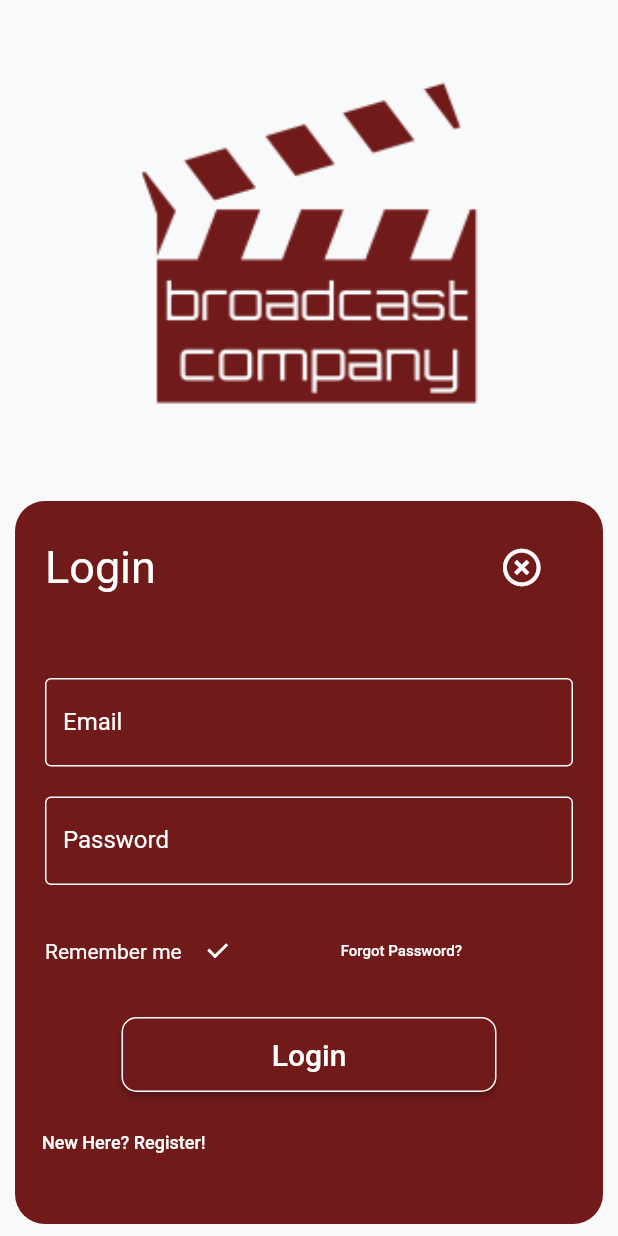
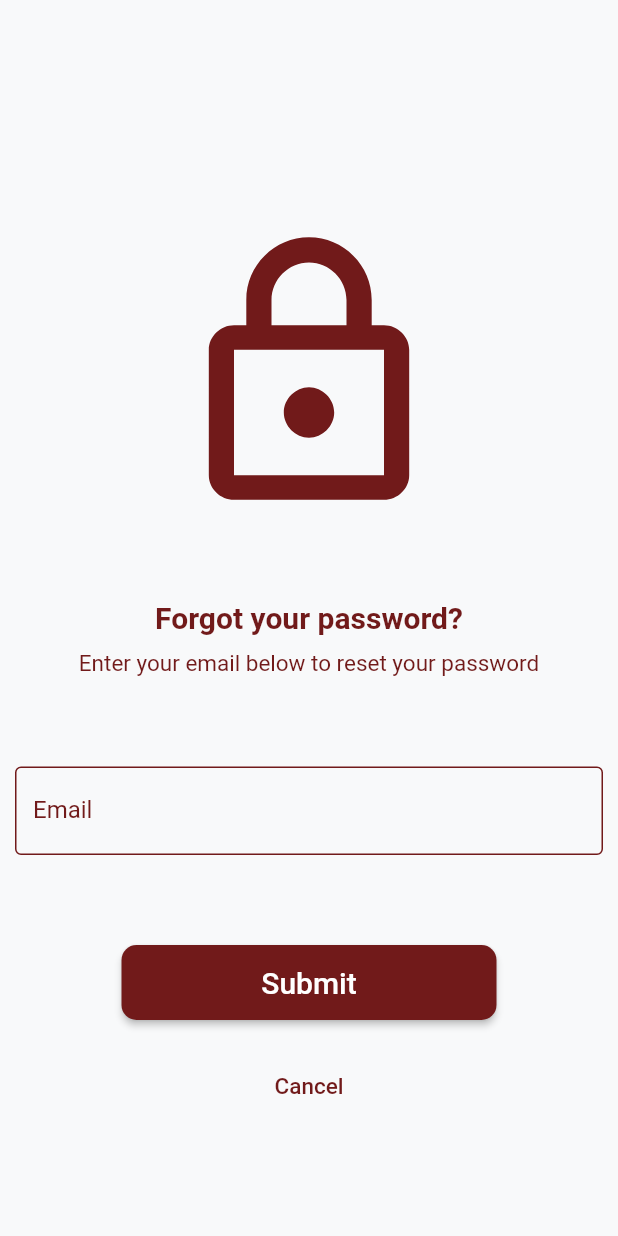
Before and after one commit to J4ngel/Broadcast_movie, a Flutter app: the Login screen opened directly, after a tap on "Forgot Password?", on a phone screen of 412 x 824 dp. Run offline on Flutter 3.47's test engine with Material 2 defaults, Android fonts, the light colour scheme and no system bars; our stand-ins replace get, shared_preferences; accounts and stored records are empty.

Commit message:
Add: forgot_password page and navigation to login

```diff
--- a/lib/main.dart
+++ b/lib/main.dart
@@ -1,5 +1,6 @@
 import 'package:broadcast_movie/controllers/near_me_controller.dart';
 import 'package:broadcast_movie/providers/theme.dart';
+import 'package:broadcast_movie/ui/pages/splash/splash.dart';
 import 'package:flutter/material.dart';
 import 'package:get/get.dart';
 import 'package:provider/provider.dart';
@@ -43,7 +44,7 @@ class _MyAppState extends State<MyApp> {
         debugShowCheckedModeBanner: false,
         title: 'broadcast company',
         home: Scaffold(
-          body: NavagationBar(),
+          body: SplashScreen(),
         ),
       ),
     );
--- /dev/null
+++ b/lib/ui/pages/forgot_password/forgot_password.dart
@@ -0,0 +1,127 @@
+import 'package:broadcast_movie/ui/pages/login/login.dart';
+import 'package:broadcast_movie/providers/theme.dart';
+import 'package:provider/provider.dart';
+import 'package:flutter/material.dart';
+import 'package:get/get.dart';
+
+class ForgotPassword extends StatefulWidget {
+  const ForgotPassword({Key? key}) : super(key: key);
+
+  @override
+  _ForgotPasswordState createState() => _ForgotPasswordState();
+}
+
+class _ForgotPasswordState extends State<ForgotPassword> {
+  @override
+  Widget build(BuildContext context) {
+    final currentTheme = Provider.of<ThemeProvider>(context);
+    return Scaffold(
+        backgroundColor: currentTheme.isDarkTheme()
+            ? const Color(0XFF262D31)
+            : const Color(0XFFF8F9FA),
+        body: SingleChildScrollView(
+          child: Center(
+            child: Column(children: [
+              const SizedBox(height: 150),
+              Icon(
+                Icons.lock_outlined,
+                size: 200,
+                color: currentTheme.isDarkTheme()
+                    ? Colors.white
+                    : const Color(0xff711A1A),
+              ),
+              const SizedBox(height: 50),
+              Text(
+                'Forgot your password?',
+                style: TextStyle(
+                    color: currentTheme.isDarkTheme()
+                        ? Colors.white
+                        : const Color(0xff711A1A),
+                    fontSize: 20.0,
+                    fontWeight: FontWeight.bold),
+              ),
+              const SizedBox(height: 10),
+              Text(
+                'Enter your email below to reset your password',
+                textAlign: TextAlign.center,
+                style: TextStyle(
+                    color: currentTheme.isDarkTheme()
+                        ? Colors.white
+                        : const Color(0xff711A1A),
+                    fontSize: 15.0),
+              ),
+              const SizedBox(height: 50),
+              Padding(
+                padding: const EdgeInsets.all(10.0),
+                child: TextField(
+                  cursorColor: currentTheme.isDarkTheme()
+                      ? Colors.white
+                      : const Color(0xff711A1A),
+                  style: TextStyle(
+                    color: currentTheme.isDarkTheme()
+                        ? Colors.white
+                        : const Color(0xff711A1A),
+                  ),
+                  decoration: InputDecoration(
+                      fillColor: Colors.white,
+                      focusedBorder: OutlineInputBorder(
+                          borderSide: BorderSide(
+                        color: currentTheme.isDarkTheme()
+                            ? Colors.white
+                            : const Color(0xff711A1A),
+                      )),
+                      enabledBorder: OutlineInputBorder(
+                          borderSide: BorderSide(
+                        color: currentTheme.isDarkTheme()
+                            ? Colors.white
+                            : const Color(0xff711A1A),
+                      )),
+                      labelText: 'Email',
+                      labelStyle: TextStyle(
+                        color: currentTheme.isDarkTheme()
+                            ? Colors.white
+                            : const Color(0xff711A1A),
+                      ),
+                      hintText: 'example@mail.com'),
+                ),
+              ),
+              const SizedBox(height: 50),
+              ElevatedButton(
+                child: const Text(
+                  "Submit",
+                  style: TextStyle(color: Colors.white, fontSize: 20.0),
+                ),
+                style: ElevatedButton.styleFrom(
+                    primary: currentTheme.isDarkTheme()
+                        ? const Color(0xff085373)
+                        : const Color(0xff711A1A),
+                    shape: RoundedRectangleBorder(
+                        borderRadius: BorderRadius.circular(10)),
+                    // padding: const EdgeInsets.all(10),
+                    fixedSize: const Size(250.0, 50.0)),
+                onPressed: () {
+                  Get.to(() => const Login());
+                },
+              ),
+              const SizedBox(height: 20),
+              TextButton(
+                onPressed: () {
+                  // ignore: todo
+                  // TODO FORGOT PASSWORD SCREEN GOES HERE
+                  Get.back();
+                },
+                child: Text(
+                  'Cancel',
+                  style: TextStyle(
+                      color: currentTheme.isDarkTheme()
+                          ? const Color(0xff085373)
+                          : const Color(0xff711A1A),
+                      fontSize: 15),
+                ),
+              ),
+              const SizedBox(height: 20)
+            ]),
+          ),
+        ));
+  }
+}
--- a/lib/ui/pages/login/login.dart
+++ b/lib/ui/pages/login/login.dart
@@ -1,3 +1,4 @@
+import 'package:broadcast_movie/ui/pages/forgot_password/forgot_password.dart';
 import 'package:broadcast_movie/ui/pages/home/navegation.dart';
 import 'package:broadcast_movie/ui/pages/register/register.dart';
 import 'package:broadcast_movie/providers/theme.dart';
@@ -140,6 +141,7 @@ class _LoginState extends State<Login> {
                                 onPressed: () {
                                   // ignore: todo
                                   // TODO FORGOT PASSWORD SCREEN GOES HERE
+                                  Get.to(() => const ForgotPassword());
                                 },
                                 child: const Text(
                                   'Forgot Password?',
```
